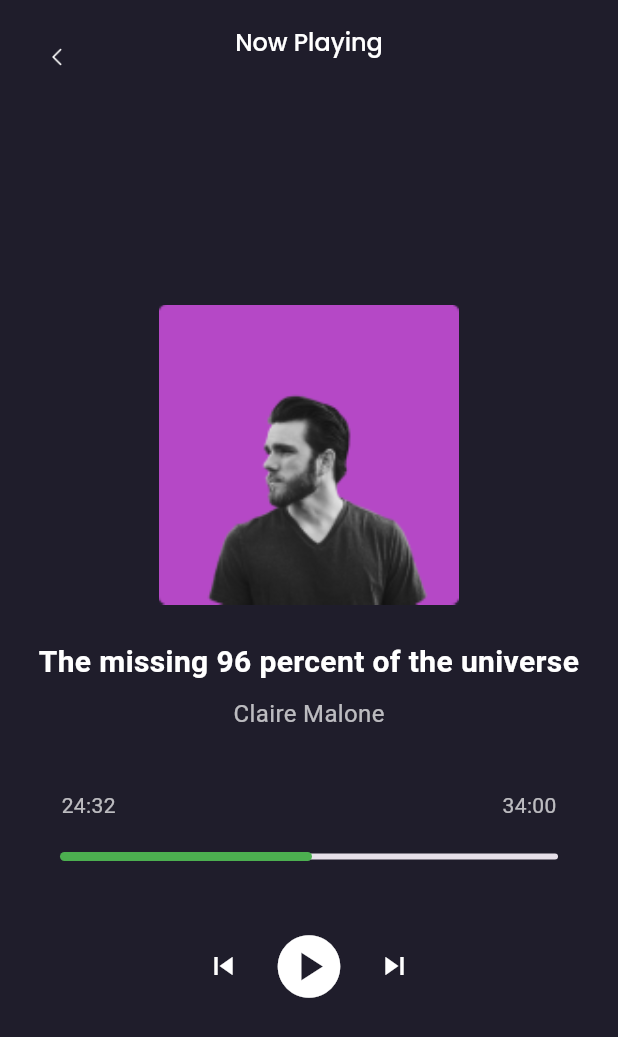
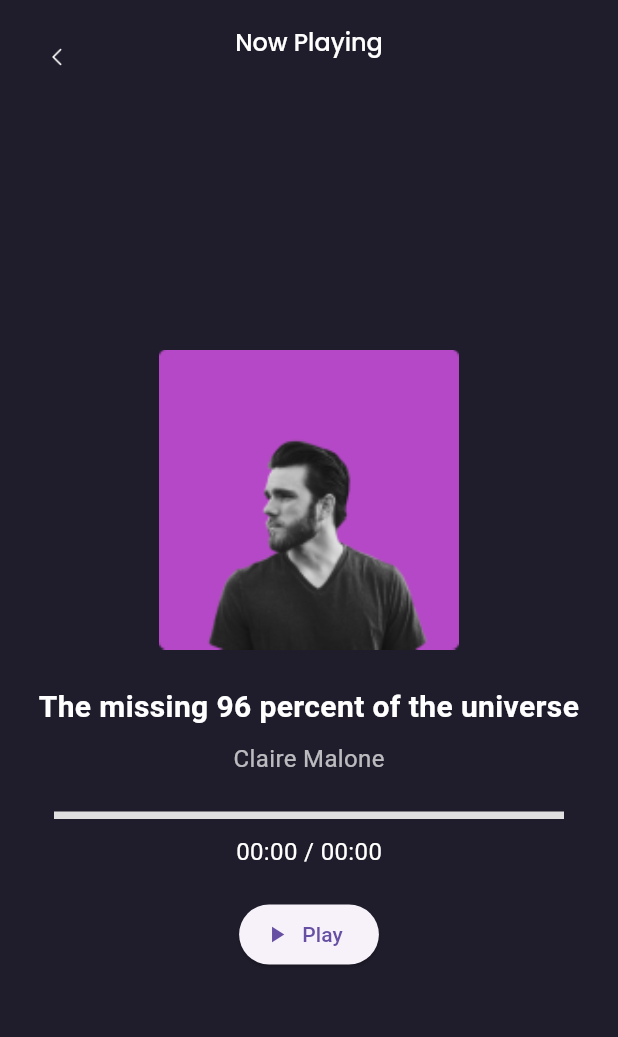
Before and after one commit to MelihCan1115/Piton_Mobile_Design, a Flutter app: the AudioplayScreen screen opened directly with sample values from the repository, on a phone screen of 412 x 824 dp. Shown: the top 1037 px of the screen. Run offline on Flutter 3.47's test engine with Material 3 defaults, Android fonts, the phone set to English and light mode, and no system bars; our stand-ins replace just_audio.

Commit message:
Melih
28.11

```diff
--- a/lib/views/audioplay_screen.dart
+++ b/lib/views/audioplay_screen.dart
@@ -1,7 +1,7 @@
 import 'package:flutter/material.dart';
+import 'package:just_audio/just_audio.dart';
 import 'package:mobil_proje_piton/models/musics_list.dart';
 import 'package:mobil_proje_piton/core/constants/color_Palette.dart';
-import 'package:just_audio/just_audio.dart';
 
 class AudioplayScreen extends StatefulWidget {
   final MusicsList music;
@@ -13,11 +13,11 @@ class AudioplayScreen extends StatefulWidget {
 }
 
 class _AudioplayScreenState extends State<AudioplayScreen> {
-  late AudioPlayer _audioPlayer; // Ses çalar
-  late Stream<Duration> _positionStream; // İlerleme için akış
-  bool _isPlaying = false; // Çalıyor mu durumu
-  Duration _currentPosition = Duration.zero; // Şu anki konum
-  Duration _totalDuration = Duration.zero; // Toplam süre
+  late AudioPlayer _audioPlayer;
+  late Stream<Duration> _positionStream;
+  bool _isPlaying = false;
+  Duration _currentPosition = Duration.zero;
+  Duration _totalDuration = Duration.zero;
 
   @override
   void initState() {
@@ -26,7 +26,14 @@ class _AudioplayScreenState extends State<AudioplayScreen> {
     _positionStream = _audioPlayer.positionStream;
     _setAudioSource();
 
-    // Toplam süreyi ayarla
+    // Durum değişikliklerini takip et
+    _audioPlayer.playerStateStream.listen((state) {
+      setState(() {
+        _isPlaying = state
+            .playing; // Player durumu çalmaya başladıysa _isPlaying true olur
+      });
+    });
+
     _audioPlayer.durationStream.listen((duration) {
       if (duration != null) {
         setState(() {
@@ -38,10 +45,20 @@ class _AudioplayScreenState extends State<AudioplayScreen> {
 
   Future<void> _setAudioSource() async {
     try {
-      // Dynamically load the audio source from the music model
-      await _audioPlayer.setAsset(widget.music.musics_Musicpath);
+      await _audioPlayer.setAsset('assets/musics/music_Abumenyang.wav');
     } catch (e) {
       print("Error loading audio source: $e");
+    }
+  }
+
+  // Play/Pause işlemi
+  Future<void> _togglePlayback() async {
+    if (_isPlaying) {
+      // Duraklatma
+      await _audioPlayer.pause();
+    } else {
+      // Çalmaya başlama
+      await _audioPlayer.play();
     }
   }
 
@@ -51,20 +68,7 @@ class _AudioplayScreenState extends State<AudioplayScreen> {
     super.dispose();
   }
 
-  Future<void> _togglePlayback() async {
-    if (_audioPlayer.playing) {
-      await _audioPlayer.pause();
-      setState(() {
-        _isPlaying = false;
-      });
-    } else {
-      await _audioPlayer.play();
-      setState(() {
-        _isPlaying = true;
-      });
-    }
-  }
-
+  // Süreyi formatla (dakika:saniye)
   String _formatDuration(Duration duration) {
     String twoDigits(int n) => n.toString().padLeft(2, '0');
     final minutes = twoDigits(duration.inMinutes.remainder(60));
@@ -81,8 +85,7 @@ class _AudioplayScreenState extends State<AudioplayScreen> {
         elevation: 0,
         leading: IconButton(
           icon: Padding(
-            padding: const EdgeInsets.only(
-                top: 20.0, left: 20.0), // Üstten ve soldan 20px boşluk
+            padding: const EdgeInsets.only(top: 20.0, left: 20.0),
             child: Container(
               padding: const EdgeInsets.all(4),
               child: Image.asset(
@@ -132,54 +135,41 @@ class _AudioplayScreenState extends State<AudioplayScreen> {
               style: const TextStyle(color: Colors.white70, fontSize: 16),
             ),
             const SizedBox(height: 24),
-            const SizedBox(height: 16),
-            const Padding(
-              padding: EdgeInsets.symmetric(horizontal: 25.0),
-              child: Row(
-                mainAxisAlignment: MainAxisAlignment.spaceBetween,
-                children: [
-                  Text("24:32", style: TextStyle(color: Colors.white70)),
-                  Text("34:00", style: TextStyle(color: Colors.white70)),
-                ],
-              ),
+            StreamBuilder<Duration>(
+              stream: _positionStream,
+              builder: (context, snapshot) {
+                if (snapshot.hasData) {
+                  _currentPosition = snapshot.data!;
+                }
+                return Column(
+                  children: [
+                    // İnce ses dalgası
+                    Container(
+                      height: 5,
+                      margin: const EdgeInsets.symmetric(horizontal: 20),
+                      child: LinearProgressIndicator(
+                        value: _currentPosition.inMilliseconds /
+                            (_totalDuration.inMilliseconds > 0
+                                ? _totalDuration.inMilliseconds
+                                : 1),
+                        backgroundColor: Colors.grey[300],
+                        color: Colors.blue,
+                      ),
+                    ),
+                    const SizedBox(height: 10),
+                    Text(
+                      "${_formatDuration(_currentPosition)} / ${_formatDuration(_totalDuration)}",
+                      style: const TextStyle(fontSize: 16, color: Colors.white),
+                    ),
+                  ],
+                );
+              },
             ),
-            SliderTheme(
-              data: SliderTheme.of(context).copyWith(
-                thumbShape: const RoundSliderThumbShape(enabledThumbRadius: 0),
-              ),
-              child: Slider(
-                min: 0,
-                max: 100,
-                value: 50,
-                activeColor: Colors.green,
-                onChanged: (value) {},
-              ),
-            ),
-            const SizedBox(height: 16),
-            Row(
-              mainAxisAlignment: MainAxisAlignment.center,
-              children: [
-                IconButton(
-                  icon: const Icon(Icons.skip_previous, color: Colors.white),
-                  onPressed: () {},
-                ),
-                IconButton(
-                  icon: Icon(
-                    _isPlaying ? Icons.pause_circle_filled : Icons.play_circle,
-                    color: Colors.white,
-                    size: 50,
-                  ),
-                  onPressed: () {
-                    setState(() {
-                      _isPlaying = !_isPlaying;
-                    });
-                  },
-                ),
-                IconButton(
-                  icon: const Icon(Icons.skip_next, color: Colors.white),
-                  onPressed: () {},
-                ),
-              ],
+            const SizedBox(height: 20),
+            ElevatedButton.icon(
+              onPressed: _togglePlayback,
+              icon: Icon(_isPlaying ? Icons.pause : Icons.play_arrow),
+              label: Text(_isPlaying ? "Pause" : "Play"),
             ),
           ],
         ),
--- a/pubspec.yaml
+++ b/pubspec.yaml
@@ -36,8 +36,8 @@ dependencies:
   # Use with the CupertinoIcons class for iOS style icons.
   cupertino_icons: ^1.0.6
   carousel_slider: ^4.2.1
-  just_audio: ^0.9.35
-  #audioplayers: ^3.0.1
+  just_audio: ^0.9.18
+
 
 
 dev_dependencies:
```
Also changed, not shown: lib/core/widgets/home_gridview_widget.dart (+7 -6 lines), lib/models/musics_list.dart (+0 -7 lines), 1 other file.
